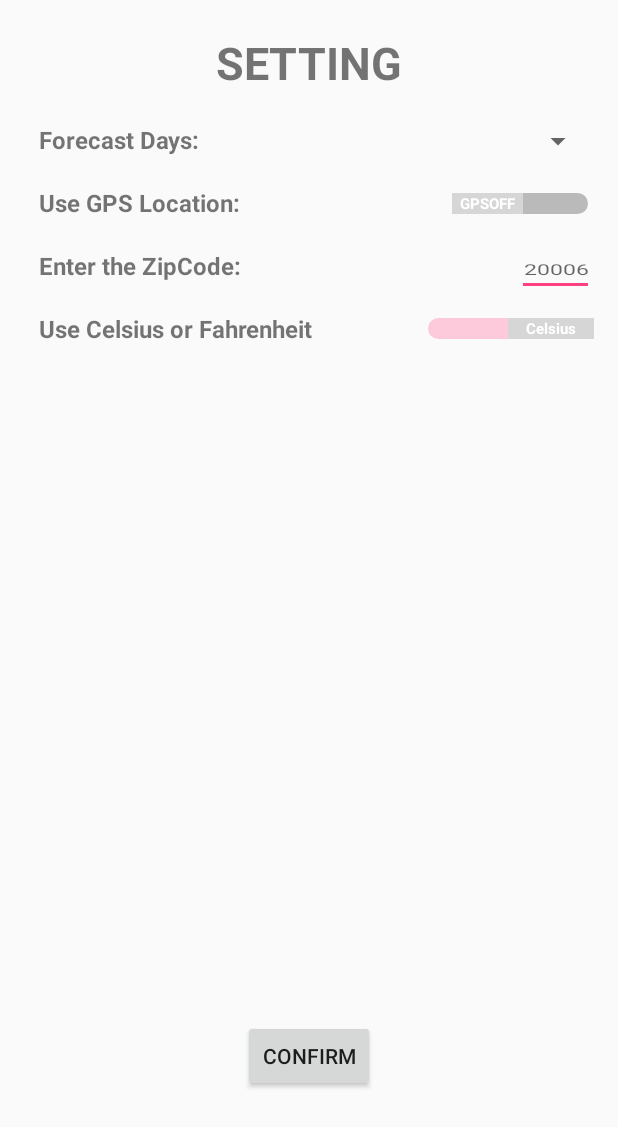
After one commit to Sanyingli/WeatherApp, an Android app: the layout activity_setting.xml on its own in the app's theme, with its tools: preview values and no code run, on a phone screen of 412 x 824 dp. The commit adds this screen. Shown: the top 1127 px of the screen. Run offline under Robolectric (Android 15) with nearby library versions, the phone set to English and light mode, and no system bars.

Commit message:
add setting activity

```diff
--- a/WeatherProject/app/src/main/AndroidManifest.xml
+++ b/WeatherProject/app/src/main/AndroidManifest.xml
@@ -3,9 +3,9 @@
     package="com.example.lsy.weatherproject">
 
     <uses-permission android:name="android.permission.ACCESS_COARSE_LOCATION" />
-    <uses-permission android:name="android.permission.INTERNET"/>
-    <uses-permission android:name="android.permission.ACCESS_NETWORK_STATE"/>
-    <uses-permission android:name="android.permission.ACCESS_FINE_LOCATION"/>
+    <uses-permission android:name="android.permission.INTERNET" />
+    <uses-permission android:name="android.permission.ACCESS_NETWORK_STATE" />
+    <uses-permission android:name="android.permission.ACCESS_FINE_LOCATION" />
 
     <application
         android:allowBackup="true"
@@ -19,11 +19,16 @@
 
                 <category android:name="android.intent.category.LAUNCHER" />
             </intent-filter>
-        </activity><!-- ATTENTION: This was auto-generated to add Google Play services to your project for
-     App Indexing.  See https://g.co/AppIndexing/AndroidStudio for more information. -->
+        </activity>
+        <!--
+ ATTENTION: This was auto-generated to add Google Play services to your project for
+     App Indexing.  See https://g.co/AppIndexing/AndroidStudio for more information.
+        -->
         <meta-data
             android:name="com.google.android.gms.version"
             android:value="@integer/google_play_services_version" />
+
+        <activity android:name=".SettingActivity"></activity>
     </application>
 
 </manifest>
--- /dev/null
+++ b/WeatherProject/app/src/main/java/com/example/lsy/weatherproject/SettingActivity.java
@@ -0,0 +1,13 @@
+package com.example.lsy.weatherproject;
+
+import android.support.v7.app.AppCompatActivity;
+import android.os.Bundle;
+
+public class SettingActivity extends AppCompatActivity {
+
+    @Override
+    protected void onCreate(Bundle savedInstanceState) {
+        super.onCreate(savedInstanceState);
+        setContentView(R.layout.activity_setting);
+    }
+}
--- /dev/null
+++ b/WeatherProject/app/src/main/res/drawable/background.xml
@@ -0,0 +1,7 @@
+<?xml version="1.0" encoding="utf-8"?>
+<selector xmlns:android="http://schemas.android.com/apk/res/android">
+
+    <item android:drawable="@color/green" android:state_checked="true"/>
+    <item android:drawable="@color/gray" android:state_checked="false"/>
+
+</selector>
--- /dev/null
+++ b/WeatherProject/app/src/main/res/layout/activity_setting.xml
@@ -0,0 +1,148 @@
+<?xml version="1.0" encoding="utf-8"?>
+<RelativeLayout xmlns:android="http://schemas.android.com/apk/res/android"
+    xmlns:tools="http://schemas.android.com/tools"
+    android:id="@+id/activity_setting"
+    android:layout_width="match_parent"
+    android:layout_height="match_parent"
+    android:paddingBottom="@dimen/activity_vertical_margin"
+    android:paddingLeft="@dimen/activity_horizontal_margin"
+    android:paddingRight="@dimen/activity_horizontal_margin"
+    android:paddingTop="@dimen/activity_vertical_margin"
+    tools:context="com.example.lsy.weatherproject.SettingActivity">
+
+
+    <TextView
+        android:id="@+id/settingsText"
+        android:layout_width="wrap_content"
+        android:layout_height="wrap_content"
+        android:layout_centerHorizontal="true"
+        android:layout_marginTop="5dp"
+        android:text="SETTING"
+        android:textSize="30sp"
+        android:textStyle="bold"/>
+
+    <TextView
+        android:id="@+id/daysText"
+        android:layout_width="wrap_content"
+        android:layout_height="wrap_content"
+        android:layout_alignParentLeft="true"
+        android:layout_below="@id/settingsText"
+        android:layout_marginLeft="10dp"
+        android:layout_marginTop="20dp"
+        android:text="@string/days"
+        android:textSize="16sp"
+        android:textStyle="bold"/>
+
+    <Spinner
+        android:id="@+id/spinner"
+        android:layout_width="0dp"
+        android:layout_height="wrap_content"
+        android:layout_alignParentRight="true"
+        android:layout_below="@id/settingsText"
+        android:layout_marginLeft="10dp"
+        android:layout_marginTop="20dp"
+        android:layout_toRightOf="@+id/daysText"></Spinner>
+
+    <TextView
+        android:id="@+id/gText"
+        android:layout_width="wrap_content"
+        android:layout_height="wrap_content"
+        android:layout_alignParentLeft="true"
+        android:layout_below="@id/daysText"
+        android:layout_marginLeft="10dp"
+        android:layout_marginTop="20dp"
+        android:text="@string/GPS"
+        android:textSize="16sp"
+        android:textStyle="bold"
+        />
+
+    <Switch
+        android:id="@+id/gpsSwitch"
+        android:layout_width="wrap_content"
+        android:layout_height="wrap_content"
+        android:layout_below="@+id/daysText"
+        android:layout_marginLeft="10dp"
+        android:layout_marginTop="20dp"
+        android:layout_alignParentRight="true"
+        android:layout_alignBaseline="@+id/gText"
+        android:showText="true"
+        android:switchTextAppearance="@style/mSwitch"
+        android:textOff="GPSOFF"
+        android:textOn="GPSON"
+        android:textStyle="bold"
+        android:thumb="@drawable/background"
+        android:thumbTextPadding="5dp"
+        />
+
+    <TextView
+        android:id="@+id/zipText"
+        android:layout_width="wrap_content"
+        android:layout_height="wrap_content"
+        android:layout_alignParentLeft="true"
+        android:layout_below="@+id/gText"
+        android:layout_marginLeft="10dp"
+        android:layout_marginTop="20dp"
+        android:text="@string/zipCode"
+        android:textSize="16sp"
+        android:textStyle="bold"/>
+
+    <EditText
+        android:id="@+id/inputZipText"
+        android:layout_width="wrap_content"
+        android:layout_height="wrap_content"
+        android:layout_alignBaseline="@+id/zipText"
+        android:layout_alignParentRight="true"
+        android:layout_below="@id/gText"
+        android:layout_marginLeft="10dp"
+        android:layout_marginTop="20dp"
+        android:gravity="center"
+        android:hint="20006"
+        android:inputType="text"
+        android:selectAllOnFocus="true"
+        android:textScaleX="1.5"
+        android:textSize="10sp"
+        android:textStyle="normal"
+        />
+
+    <TextView
+        android:id="@+id/unitText"
+        android:layout_width="wrap_content"
+        android:layout_height="wrap_content"
+        android:layout_alignParentLeft="true"
+        android:layout_below="@+id/zipText"
+        android:layout_marginLeft="10dp"
+        android:layout_marginTop="20dp"
+        android:text="@string/CorF"
+        android:textSize="16sp"
+        android:textStyle="bold"/>
+
+    <Switch
+        android:id="@+id/switch1"
+        android:layout_width="wrap_content"
+        android:layout_height="wrap_content"
+        android:layout_alignBottom="@+id/unitText"
+        android:layout_below="@+id/inputZipText"
+        android:layout_marginLeft="10dp"
+        android:layout_marginTop="10dp"
+        android:layout_alignParentRight="true"
+        android:checked="true"
+        android:showText="true"
+        android:switchTextAppearance="@style/mSwitch"
+        android:textOff="@string/Fah"
+        android:textOn="@string/Cel"
+        android:textStyle="bold"
+        android:thumb="@drawable/background"
+        android:thumbTextPadding="5dp"
+        />
+
+    <Button
+        android:id="@+id/button"
+        android:layout_width="wrap_content"
+        android:layout_height="wrap_content"
+        android:onClick="@string/con"
+        android:text="CONFIRM"
+        android:layout_alignParentBottom="true"
+        android:layout_centerHorizontal="true"
+        android:layout_marginBottom="80dp"/>
+
+</RelativeLayout>
--- a/WeatherProject/app/src/main/res/values/strings.xml
+++ b/WeatherProject/app/src/main/res/values/strings.xml
@@ -1,4 +1,14 @@
 <resources>
     <string name="app_name">WeatherProject</string>
     <string name="change_city">Change City</string>
+
+    <string name="days">Forecast Days: </string>
+    <string name="GPS">Use GPS Location:</string>
+
+    <string name="zipCode">Enter the ZipCode: </string>
+
+    <string name="Cel">Celsius</string>
+    <string name="Fah">Fahrenheit</string>
+    <string name="CorF">Use Celsius or Fahrenheit</string>
+
 </resources>
--- a/WeatherProject/app/src/main/res/values/styles.xml
+++ b/WeatherProject/app/src/main/res/values/styles.xml
@@ -8,4 +8,10 @@
         <item name="colorAccent">@color/colorAccent</item>
     </style>
 
+    <style name="mSwitch">
+        <item name="android:textColor">#fff</item>
+        <item name="android:textSize">10sp</item>
+        <item name="android:textStyle">bold</item>
+    </style>
+
 </resources>
```
